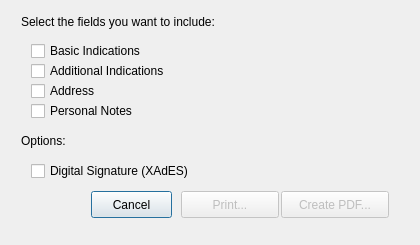
First picture: the form in pteid-mw-pt/_src/eidmw/eidgui/dlgPrint.ui, repository amagovpt/autenticacao.gov, before the edit.
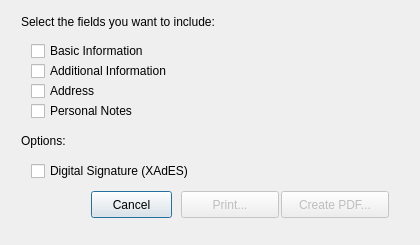
Second picture: the form after the edit. Icons and pictures are not drawn.

Commit message: Major changes to the layout of the generated PDF

Diff of the .ui file:
```diff
--- a/pteid-mw-pt/_src/eidmw/eidgui/dlgPrint.ui
+++ b/pteid-mw-pt/_src/eidmw/eidgui/dlgPrint.ui
@@ -48,7 +48,7 @@
        </sizepolicy>
       </property>
       <property name="text">
-       <string>Additional Indications</string>
+       <string>Additional Information</string>
       </property>
      </widget>
      <widget class="QLabel" name="labelHeader">
@@ -83,7 +83,7 @@
        </sizepolicy>
       </property>
       <property name="text">
-       <string>Basic Indications</string>
+       <string>Basic Information</string>
       </property>
      </widget>
      <widget class="QCheckBox" name="chboxAddress">
```
The commit also changes 6 other files.
